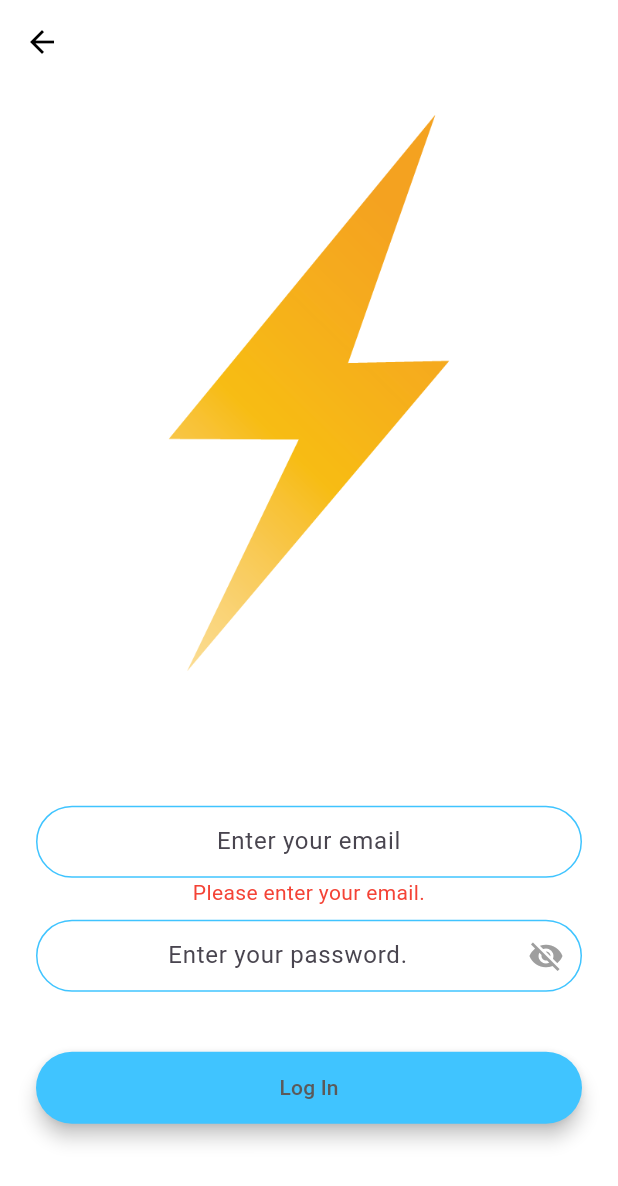
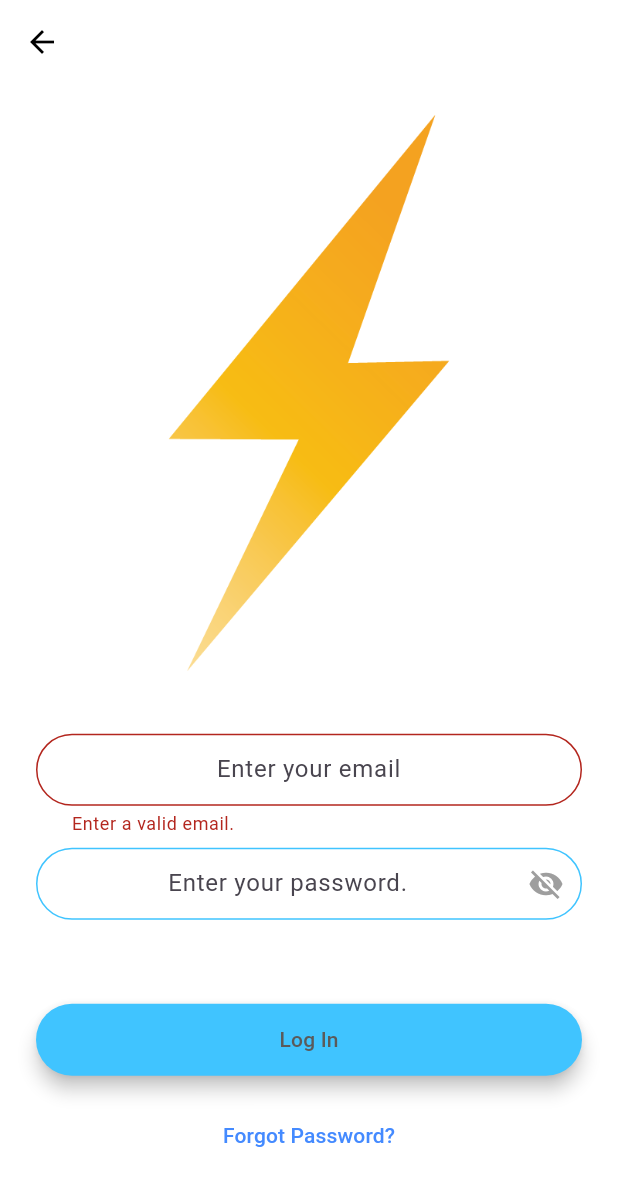
Before and after one commit to eCaleb/flash_chat, a Flutter app: the LoginScreen screen opened by its route, after a tap on "Log In", on a phone screen of 412 x 824 dp. Shown: the top 1186 px of the screen. Run offline on Flutter 3.47's test engine with Material 3 defaults, Android fonts, the phone set to English and light mode, and no system bars; drawn by our look-alikes of modal_progress_hud_nsn; our stand-ins replace animated_text_kit, cloud_firestore, firebase_auth, firebase_core; accounts and stored records are empty.

Commit message:
"Refactored login, registration, and welcome screens with updated UI and validation logic."

```diff
--- a/lib/screens/login_screen.dart
+++ b/lib/screens/login_screen.dart
@@ -17,18 +17,13 @@ class _LoginScreenState extends State<LoginScreen> {
   String email = '';
   String password = '';
   bool _loading = false;
+  bool isPasswordVisible = false;
   String emailError = '';
-  bool isPasswordVisible = false;
   String passwordError = '';
   String generalError = '';
 
   bool isValidEmail(String email) {
     return RegExp(r'^[^@]+@[^@]+\.[^@]+').hasMatch(email);
-  }
-
-  bool isValidPassword(String password) {
-    return password.length >= 6 &&
-        !RegExp(r'[!@#$%^&*(),.?":{}|<>]').hasMatch(password);
   }
 
   @override
@@ -52,9 +47,11 @@ class _LoginScreenState extends State<LoginScreen> {
       ),
       body: ModalProgressHUD(
         inAsyncCall: _loading,
-        blur: BorderSide.strokeAlignCenter,
-        color: Colors.lightBlueAccent,
+        progressIndicator: const CircularProgressIndicator(color: Colors.blueAccent),
+        opacity: 0.0,
         child: SafeArea(
+          child: GestureDetector(
+            onTap: () => FocusScope.of(context).unfocus(),
             child: Column(
               crossAxisAlignment: CrossAxisAlignment.stretch,
               children: <Widget>[
@@ -73,27 +70,24 @@ class _LoginScreenState extends State<LoginScreen> {
                     child: SingleChildScrollView(
                       reverse: true,
                       child: Column(
-                      mainAxisAlignment: MainAxisAlignment.start,
                         crossAxisAlignment: CrossAxisAlignment.stretch,
                         children: <Widget>[
+                          // Email TextField with Validation
                           TextField(
                             keyboardType: TextInputType.emailAddress,
                             textAlign: TextAlign.center,
                             onChanged: (value) {
                               email = value;
                               setState(() {
-                              emailError = '';
+                                emailError = isValidEmail(value) ? '' : 'Invalid email format';
                               });
                             },
-                          decoration: kLogInEmailDecoration,
+                            decoration: kLogInEmailDecoration.copyWith(
+                              errorText: emailError.isEmpty ? null : emailError,
                             ),
-                        if (emailError.isNotEmpty)
-                          Text(
-                            emailError,
-                            style: const TextStyle(color: Colors.red),
-                            textAlign: TextAlign.center,
                           ),
                           const SizedBox(height: 8.0),
+                          // Password TextField with Visibility Toggle
                           TextField(
                             obscureText: !isPasswordVisible,
                             textAlign: TextAlign.center,
@@ -104,11 +98,11 @@ class _LoginScreenState extends State<LoginScreen> {
                               });
                             },
                             decoration: kLogInPasswordDecoration.copyWith(
-                            suffixIcon: IconButton(
+                              suffixIcon: Tooltip(
+                                message: isPasswordVisible ? 'Hide Password' : 'Show Password',
+                                child: IconButton(
                                   icon: Icon(
-                                isPasswordVisible
-                                    ? Icons.visibility
-                                    : Icons.visibility_off,
+                                    isPasswordVisible ? Icons.visibility : Icons.visibility_off,
                                     color: Colors.grey,
                                   ),
                                   onPressed: () {
@@ -116,6 +110,7 @@ class _LoginScreenState extends State<LoginScreen> {
                                       isPasswordVisible = !isPasswordVisible;
                                     });
                                   },
+                                ),
                               ),
                             ),
                           ),
@@ -132,25 +127,14 @@ class _LoginScreenState extends State<LoginScreen> {
                               style: const TextStyle(color: Colors.red),
                               textAlign: TextAlign.center,
                             ),
+                          const SizedBox(height: 16.0),
+                          // Log In Button
                           RoundedButton(
                             buttonColor: Colors.lightBlueAccent,
                             onPressed: () async {
+                              if (email.isEmpty || !isValidEmail(email)) {
                                 setState(() {
-                              emailError = '';
-                              passwordError = '';
-                              generalError = '';
-                            });
-
-                            if (email.isEmpty) {
-                              setState(() {
-                                emailError = 'Please enter your email.';
-                              });
-                              return;
-                            }
-
-                            if (!isValidEmail(email)) {
-                              setState(() {
-                                emailError = 'Please enter a valid email.';
+                                  emailError = 'Enter a valid email.';
                                 });
                                 return;
                               }
@@ -162,16 +146,9 @@ class _LoginScreenState extends State<LoginScreen> {
                                 return;
                               }
 
-                            if (!isValidPassword(password)) {
-                              setState(() {
-                                passwordError =
-                                    'Password must be 6+ characters without special symbols.';
-                              });
-                              return;
-                            }
-
                               setState(() {
                                 _loading = true;
+                                generalError = '';
                               });
 
                               try {
@@ -184,26 +161,21 @@ class _LoginScreenState extends State<LoginScreen> {
                                 final user = userCredential.user;
                                 if (user != null) {
                                   if (user.emailVerified) {
-                                  // Email is verified, proceed to chat screen
-                                  Navigator.pushReplacementNamed(
-                                      context, ChatScreen.id);
+                                    Navigator.pushReplacementNamed(context, ChatScreen.id);
                                   } else {
-                                  // Email is not verified
                                     setState(() {
-                                    generalError =
-                                        'Email is not verified. Please verify your email.';
+                                      generalError = 'Email not verified. Please verify.';
                                     });
                                   }
                                 }
                               } on FirebaseAuthException catch (e) {
                                 setState(() {
                                   generalError =
-                                    e.message ?? 'An error occurred.';
-                              });
-                            } catch (e) {
-                              setState(() {
-                                generalError =
-                                    'An unexpected error occurred: $e';
+                                      e.code == 'wrong-password'
+                                          ? 'Incorrect password.'
+                                          : e.code == 'user-not-found'
+                                              ? 'No user found for this email.'
+                                              : e.message ?? 'An error occurred.';
                                 });
                               } finally {
                                 setState(() {
@@ -213,7 +185,33 @@ class _LoginScreenState extends State<LoginScreen> {
                             },
                             text: 'Log In',
                           ),
-                        const SizedBox(height: 16.0),
+                          // Forgot Password Button
+                          TextButton(
+                            onPressed: () async {
+                              if (email.isEmpty || !isValidEmail(email)) {
+                                setState(() {
+                                  emailError = 'Enter a valid email to reset password.';
+                                });
+                                return;
+                              }
+
+                              try {
+                                await _auth.sendPasswordResetEmail(email: email);
+                                ScaffoldMessenger.of(context).showSnackBar(
+                                  const SnackBar(content: Text('Password reset email sent.')),
+                                );
+                              } catch (e) {
+                                setState(() {
+                                  generalError = 'Error sending reset email: $e';
+                                });
+                              }
+                            },
+                            child: const Text(
+                              'Forgot Password?',
+                              style: TextStyle(color: Colors.blueAccent),
+                            ),
+                          ),
+                          // Resend Verification Email
                           if (generalError.contains('not verified'))
                             TextButton(
                               onPressed: () async {
@@ -221,15 +219,13 @@ class _LoginScreenState extends State<LoginScreen> {
                                   final user = _auth.currentUser;
                                   if (user != null) {
                                     await user.sendEmailVerification();
-                                  setState(() {
-                                    generalError =
-                                        'Verification email sent. Please check your inbox.';
-                                  });
+                                    ScaffoldMessenger.of(context).showSnackBar(
+                                      const SnackBar(content: Text('Verification email resent.')),
+                                    );
                                   }
                                 } catch (e) {
                                   setState(() {
-                                  generalError =
-                                      'Error sending verification email: $e';
+                                    generalError = 'Error resending email: $e';
                                   });
                                 }
                               },
@@ -247,6 +243,7 @@ class _LoginScreenState extends State<LoginScreen> {
             ),
           ),
         ),
+      ),
     );
   }
 }
--- a/lib/screens/welcome_screen.dart
+++ b/lib/screens/welcome_screen.dart
@@ -54,6 +54,7 @@ class _WelcomeScreenState extends State<WelcomeScreen>
       backgroundColor: animationColor.value,
       body: Padding(
         padding: const EdgeInsets.symmetric(horizontal: 24.0),
+        child: GestureDetector(
           child: Column(
             mainAxisAlignment: MainAxisAlignment.center,
             crossAxisAlignment: CrossAxisAlignment.stretch,
@@ -100,6 +101,7 @@ class _WelcomeScreenState extends State<WelcomeScreen>
             ],
           ),
         ),
+      ),
     );
   }
 }
```
Also changed, not shown: lib/screens/registration_screen.dart (+34 -62 lines). Lines whose indentation alone changed are shown as unchanged.
